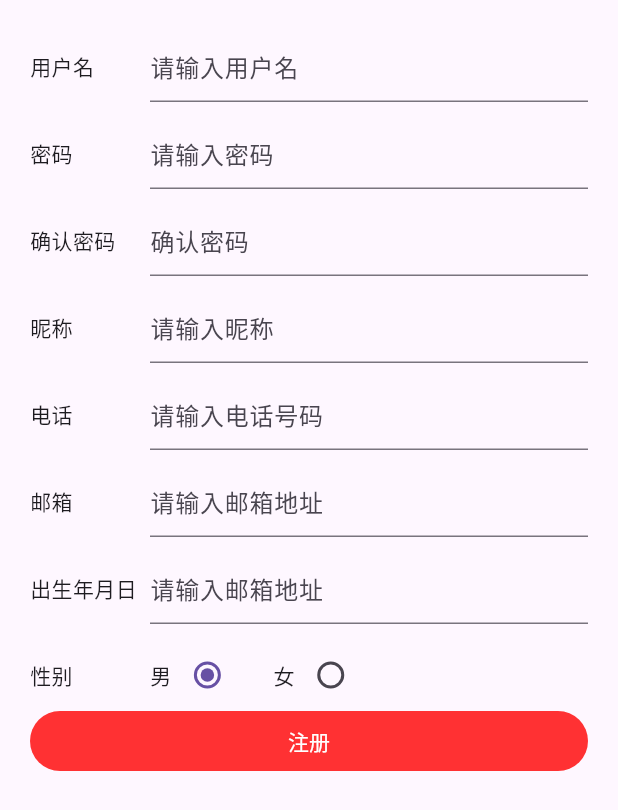
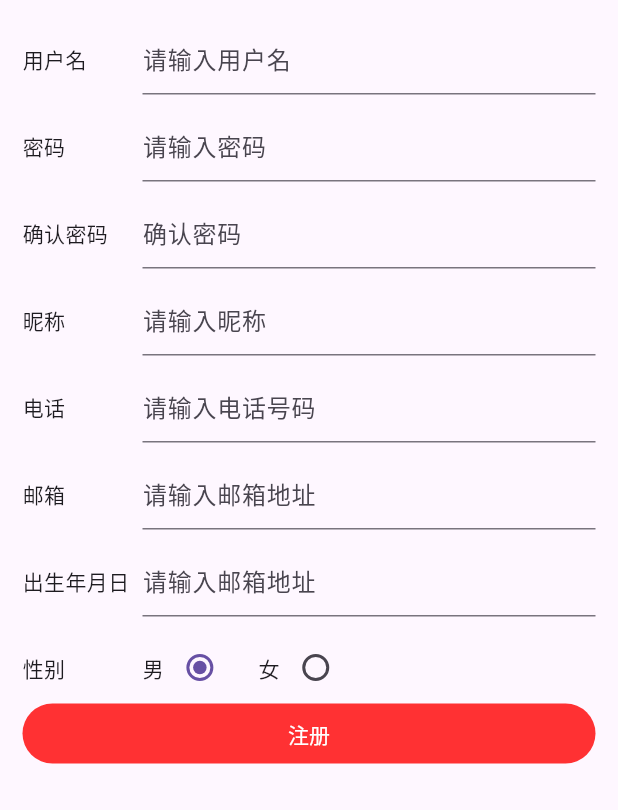
Before and after one commit to wuyuanwuhui99/flutter-movie-music-app, a Flutter app: the RegisterPage screen opened by its route, on a phone screen of 412 x 824 dp. Shown: the top 810 px of the screen. Run offline on Flutter 3.47's test engine with Material 3 defaults, Android fonts, the phone set to English and light mode, and no system bars; our stand-ins replace carousel_slider, convert, dio, fluro, flutter_easyrefresh, flutter_svg and 4 more; accounts and stored records are empty.

Commit message:
修改样式问题

```diff
--- a/lib/movie/pages/LoginPage.dart
+++ b/lib/movie/pages/LoginPage.dart
@@ -138,7 +138,7 @@ class LoginPage extends StatelessWidget {
                                 hintStyle: TextStyle(
                                     fontSize: ThemeSize.smallFontSize,
                                     color: Colors.grey),
-                                contentPadding: EdgeInsets.only(left: 0.0),
+                                contentPadding: const EdgeInsets.only(left: 0.0),
                                 border: InputBorder.none,
                               ))),
                       SizedBox(height: ThemeSize.containerPadding),
--- a/lib/movie/pages/RegisterPage.dart
+++ b/lib/movie/pages/RegisterPage.dart
@@ -4,7 +4,7 @@ import '../../theme/ThemeColors.dart';
 import '../../theme/ThemeSize.dart';
 
 class RegisterPage extends StatefulWidget {
-  RegisterPage({super.key});
+  const RegisterPage({super.key});
 
   @override
   RegisterPageState createState() => RegisterPageState();
@@ -31,19 +31,19 @@ class RegisterPageState extends State<RegisterPage> {
     return Scaffold(
         body: Form(
             child: Padding(
-      padding: EdgeInsets.only(left: 20,right: 20,top: 20),
+      padding: EdgeInsets.only(left: ThemeSize.containerPadding,right: ThemeSize.containerPadding,top: ThemeSize.containerPadding),
       child: Column(
         children: <Widget>[
           Row(
             children: <Widget>[
-              Container(
+              const SizedBox(
+                width: 80,
                 child: Text("用户名"),
-                width: 80,
               ),
               Expanded(
                 flex: 1,
                 child: TextFormField(
-                  decoration: InputDecoration(
+                  decoration: const InputDecoration(
                     hintText: "请输入用户名",
                   ),
                   onChanged: (value) {},
@@ -54,17 +54,17 @@ class RegisterPageState extends State<RegisterPage> {
               )
             ],
           ),
-          SizedBox(height: 10),
+          SizedBox(height: ThemeSize.smallMargin),
           Row(
             children: <Widget>[
-              Container(
+              const SizedBox(
+                width: 80,
                 child: Text("密码"),
-                width: 80,
               ),
               Expanded(
                 flex: 1,
                 child: TextFormField(
-                  decoration: InputDecoration(
+                  decoration: const InputDecoration(
                     hintText: "请输入密码",
                   ),
                   onChanged: (value) {},
@@ -75,17 +75,17 @@ class RegisterPageState extends State<RegisterPage> {
               )
             ],
           ),
-          SizedBox(height: 10),
+          SizedBox(height: ThemeSize.smallMargin),
           Row(
             children: <Widget>[
-              Container(
+              const SizedBox(
+                width: 80,
                 child: Text("确认密码"),
-                width: 80,
               ),
               Expanded(
                 flex: 1,
                 child: TextFormField(
-                  decoration: InputDecoration(
+                  decoration: const InputDecoration(
                     hintText: "确认密码",
                   ),
                   onChanged: (value) {},
@@ -96,17 +96,17 @@ class RegisterPageState extends State<RegisterPage> {
               )
             ],
           ),
-          SizedBox(height: 10),
+          SizedBox(height: ThemeSize.smallMargin),
           Row(
             children: <Widget>[
-              Container(
+              const SizedBox(
+                width: 80,
                 child: Text("昵称"),
-                width: 80,
               ),
               Expanded(
                 flex: 1,
                 child: TextFormField(
-                  decoration: InputDecoration(
+                  decoration: const InputDecoration(
                     hintText: "请输入昵称",
                   ),
                   onChanged: (value) {},
@@ -117,17 +117,17 @@ class RegisterPageState extends State<RegisterPage> {
               )
             ],
           ),
-          SizedBox(height: 10),
+          SizedBox(height: ThemeSize.smallMargin),
           Row(
             children: <Widget>[
-              Container(
+              const SizedBox(
+                width: 80,
                 child: Text("电话"),
-                width: 80,
               ),
               Expanded(
                 flex: 1,
                 child: TextFormField(
-                  decoration: InputDecoration(
+                  decoration: const InputDecoration(
                     hintText: "请输入电话号码",
                   ),
                   onChanged: (value) {},
@@ -138,17 +138,17 @@ class RegisterPageState extends State<RegisterPage> {
               )
             ],
           ),
-          SizedBox(height: 10),
+          SizedBox(height: ThemeSize.smallMargin),
           Row(
             children: <Widget>[
-              Container(
+              const SizedBox(
+                width: 80,
                 child: Text("邮箱"),
-                width: 80,
               ),
               Expanded(
                 flex: 1,
                 child: TextFormField(
-                  decoration: InputDecoration(
+                  decoration: const InputDecoration(
                     hintText: "请输入邮箱地址",
                   ),
                   onChanged: (value) {},
@@ -159,17 +159,17 @@ class RegisterPageState extends State<RegisterPage> {
               )
             ],
           ),
-          SizedBox(height: 10),
+          SizedBox(height: ThemeSize.smallMargin),
           Row(
             children: <Widget>[
-              Container(
+              const SizedBox(
+                width: 80,
                 child: Text("出生年月日"),
-                width: 80,
               ),
               Expanded(
                 flex: 1,
                 child: TextFormField(
-                  decoration: InputDecoration(
+                  decoration: const InputDecoration(
                     hintText: "请输入邮箱地址",
                   ),
                   onChanged: (value) {},
@@ -180,25 +180,25 @@ class RegisterPageState extends State<RegisterPage> {
               )
             ],
           ),
-          SizedBox(height: 10),
+          SizedBox(height: ThemeSize.smallMargin),
           Row(
             children: <Widget>[
-              Container(
+              const SizedBox(
+                width: 80,
                 child: Text("性别"),
-                width: 80,
               ),
               Expanded(
                 flex: 1,
                 child: Row(
                   children: <Widget>[
-                    Text("男"),
+                    const Text("男"),
                     Radio<int>(
                         value: 0,
                         groupValue: groupValue,
                         // title: Text("男"),
                         onChanged: handleRadioValueChanged),
-                    SizedBox(width: 20),
-                    Text("女"),
+                    SizedBox(width: ThemeSize.containerPadding),
+                    const Text("女"),
                     Radio<int>(
                         value: 1,
                         groupValue: groupValue,
--- a/pubspec.yaml
+++ b/pubspec.yaml
@@ -73,7 +73,6 @@ flutter:
 
   # To add assets to your application, add an assets section, like this:
   assets:
-    - lib/assets/images/icon_password.svg
     - lib/assets/images/icon_hot.png
     - lib/assets/images/icon_classify.png
     - lib/assets/images/icon_top.png
```
Also changed, not shown: 1 other file.
